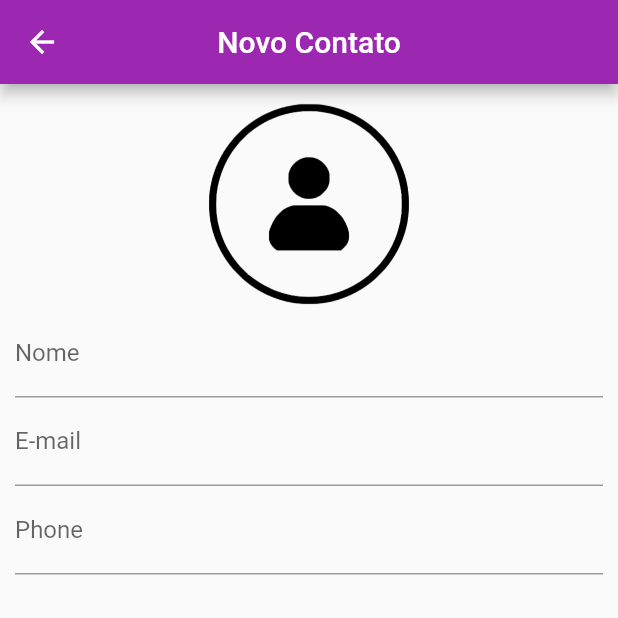
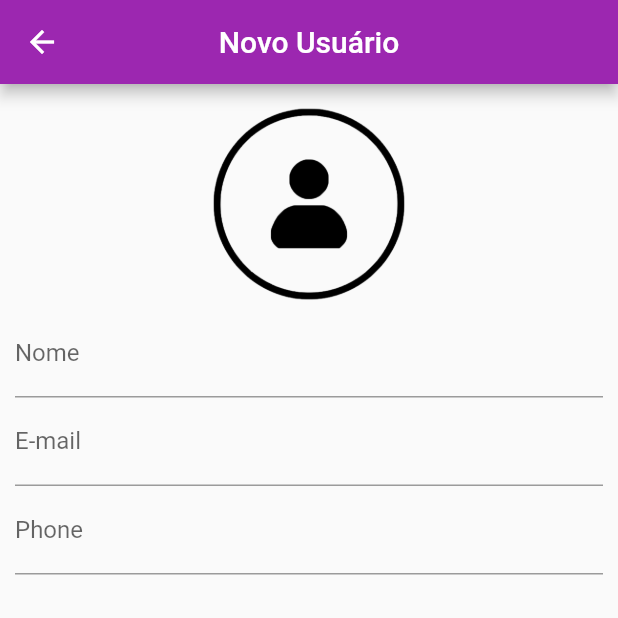
Before and after one commit to pf-haidar/crud-flutter, a Flutter app: the screen it shows after launch, after a tap on the "add" icon, on a phone screen of 412 x 824 dp, the top half of it. Run offline on Flutter 3.47's test engine with Material 2 defaults, Android fonts, the phone set to English and light mode, and no system bars; our stand-ins replace image_picker, sqflite; accounts and stored records are empty.

Commit message:
Correção de titulos

```diff
--- a/lib/ui/contact_page.dart
+++ b/lib/ui/contact_page.dart
@@ -47,7 +47,7 @@ class _ContactPageState extends State<ContactPage> {
       child: Scaffold(
         appBar: AppBar(
           backgroundColor: Colors.purple,
-          title: Text(_editedContact.name ?? "Novo Contato"),
+          title: Text(_editedContact.name ?? "Novo Usuário"),
           centerTitle: true,
         ),
         floatingActionButton: FloatingActionButton(
@@ -74,7 +74,7 @@ class _ContactPageState extends State<ContactPage> {
                         image: _editedContact.img != null
                             ? FileImage(File(_editedContact.img))
                             : AssetImage("images/person.png"),
-                        fit: BoxFit.cover),
+                        ),
                   ),
                 ),
                 onTap: () {
--- a/lib/ui/home_page.dart
+++ b/lib/ui/home_page.dart
@@ -29,7 +29,7 @@ class _HomePageState extends State<HomePage> {
   Widget build(BuildContext context) {
     return Scaffold(
       appBar: AppBar(
-        title: Text("Contatos"),
+        title: Text("Usuários Cadastrados"),
         backgroundColor: Colors.purple,
         centerTitle: true,
       ),
```
